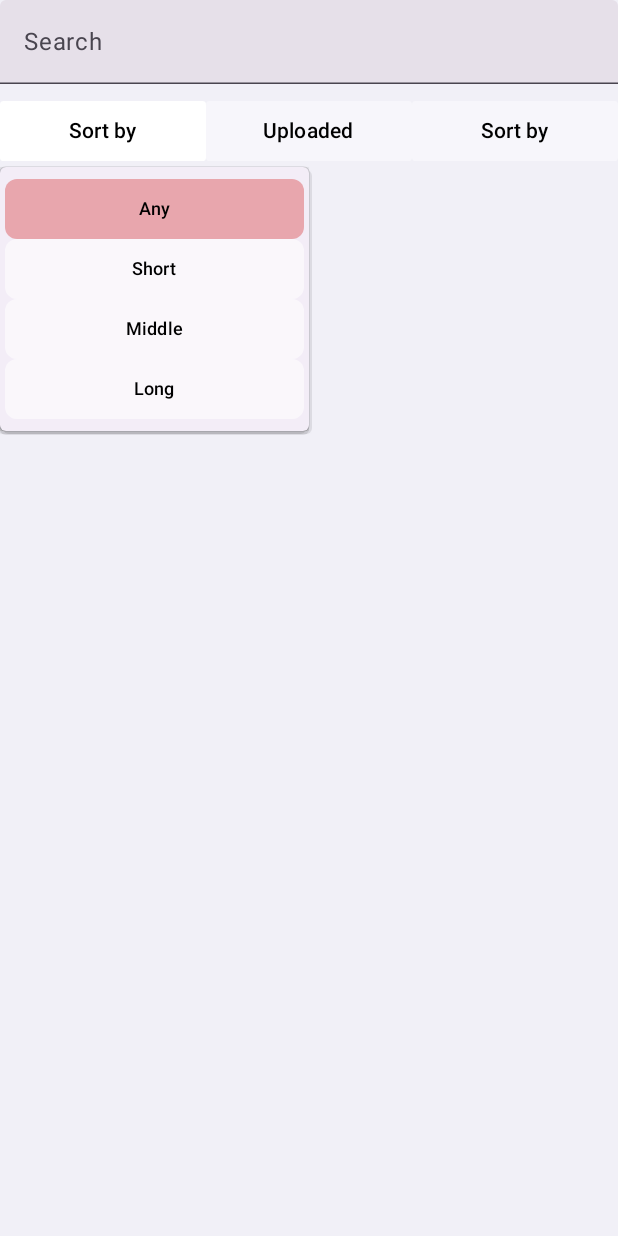
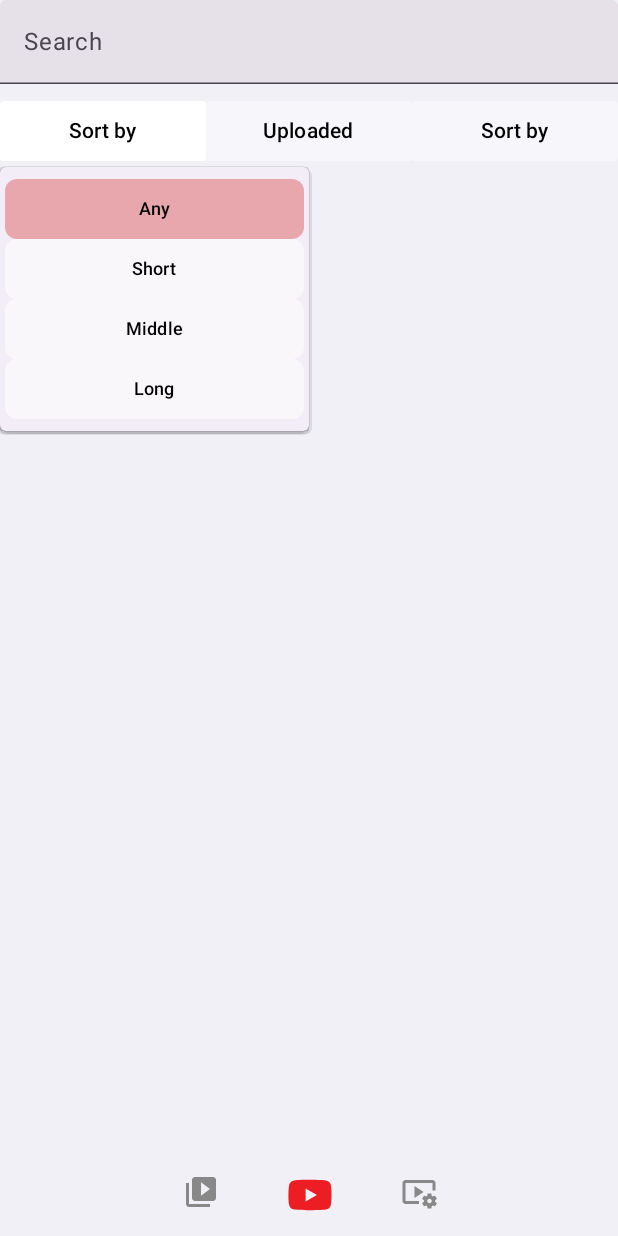
Before and after one commit to matttax/YouTubeDownloader, an Android app built with Jetpack Compose: the screen it shows after launch (MainActivity), after a tap on "Sort by", on a phone screen of 412 x 824 dp. Run offline under Robolectric (Android 15) with nearby library versions, the phone set to English and light mode, and no system bars; our stand-ins replace Dagger/Hilt's generated code; libraries missing offline, so code that uses them is left out: com.github.kiulian.downloader; 3 statements that could not run were skipped.

Commit message:
Navigation added

```diff
--- a/app/build.gradle
+++ b/app/build.gradle
@@ -67,6 +67,8 @@ dependencies {
     implementation 'androidx.compose.ui:ui-tooling-preview'
     implementation 'androidx.compose.material3:material3:1.1.2'
 
+    implementation "androidx.navigation:navigation-compose:2.7.6"
+
     implementation 'androidx.core:core-splashscreen:1.0.1'
     implementation 'com.github.sealedtx:java-youtube-downloader:3.2.3'
     implementation 'com.github.bumptech.glide:compose:1.0.0-beta01'
--- a/app/src/main/java/com/matttax/youtubedownloader/MainActivity.kt
+++ b/app/src/main/java/com/matttax/youtubedownloader/MainActivity.kt
@@ -2,88 +2,58 @@ package com.matttax.youtubedownloader
 
 import android.os.Bundle
 import androidx.activity.ComponentActivity
+import androidx.activity.compose.BackHandler
 import androidx.activity.compose.setContent
 import androidx.activity.viewModels
-import androidx.compose.material.icons.Icons
-import androidx.compose.material.icons.filled.*
-import androidx.compose.material.icons.outlined.*
-import androidx.compose.material3.*
+import androidx.compose.foundation.layout.*
+import androidx.compose.material3.Text
+import androidx.compose.ui.Modifier
 import androidx.core.splashscreen.SplashScreen.Companion.installSplashScreen
+import androidx.navigation.compose.NavHost
+import androidx.navigation.compose.composable
+import androidx.navigation.compose.rememberNavController
+import com.matttax.youtubedownloader.navigation.BottomNavigationItems
+import com.matttax.youtubedownloader.navigation.ui.BottomNavigationBar
 import com.matttax.youtubedownloader.youtube.presentation.SearchViewModel
-import com.matttax.youtubedownloader.core.ui.utils.BottomNavigationItem
 import com.matttax.youtubedownloader.youtube.presentation.ui.MediaData
 import dagger.hilt.android.AndroidEntryPoint
 
 @AndroidEntryPoint
 class MainActivity : ComponentActivity() {
 
-    private val bottomItems = listOf(
-        BottomNavigationItem(
-            title = "Search",
-            selectedIcon = Icons.Filled.Search,
-            unselectedIcon = Icons.Outlined.Search,
-        ),
-        BottomNavigationItem(
-            title = "Saved",
-            selectedIcon = Icons.Filled.Favorite,
-            unselectedIcon = Icons.Outlined.Favorite,
-        ),
-        BottomNavigationItem(
-            title = "Settings",
-            selectedIcon = Icons.Filled.Settings,
-            unselectedIcon = Icons.Outlined.Settings,
-        ),
-    )
-
-    @OptIn(ExperimentalMaterial3Api::class)
     override fun onCreate(savedInstanceState: Bundle?) {
         super.onCreate(savedInstanceState)
         installSplashScreen()
-        val viewModel: SearchViewModel by viewModels()
         setContent {
-            MediaData(viewModel)
-//            var selectedBottomItemIndex by rememberSaveable { mutableStateOf(0) }
-//            Scaffold(
-//                bottomBar = {
-//                    NavigationBar {
-//                        bottomItems.forEachIndexed { index, item ->
-//                            NavigationBarItem(
-//                                selected = selectedBottomItemIndex == index,
-//                                onClick = {
-//                                    selectedBottomItemIndex = index
-//                                    // navController.navigate(item.title)
-//                                },
-//                                label = {
-//                                    Text(text = item.title)
-//                                },
-//                                alwaysShowLabel = false,
-//                                icon = {
-//                                    BadgedBox(
-//                                        badge = {
-//                                            if (item.badgeCount != null) {
-//                                                Badge {
-//                                                    Text(text = item.badgeCount.toString())
-//                                                }
-//                                            } else if (item.hasNews) {
-//                                                Badge()
-//                                            }
-//                                        }
-//                                    ) {
-//                                        Icon(
-//                                            imageVector = if (index == selectedBottomItemIndex) {
-//                                                item.selectedIcon
-//                                            } else item.unselectedIcon,
-//                                            contentDescription = item.title
-//                                        )
-//                                    }
-//                                }
-//                            )
-//                        }
-//                    }
-//                },
-//            ) {
-//                MediaData(viewModel)
-//            }
+            val navController = rememberNavController()
+            val searchViewModel: SearchViewModel by viewModels()
+            Column {
+                NavHost(
+                    navController = navController,
+                    startDestination = BottomNavigationItems.YOUTUBE.routeName,
+                ) {
+                    composable(route = BottomNavigationItems.YOUTUBE.routeName) {
+                        MediaData(
+                            modifier = Modifier.fillMaxHeight(0.95f),
+                            viewModel = searchViewModel
+                        )
+                        BackHandler(true) {}
+                    }
+                    composable(route = BottomNavigationItems.LIBRARY.routeName) {
+                        Text(
+                            text = "Library"
+                        )
+                        BackHandler(true) {}
+                    }
+                    composable(route = BottomNavigationItems.SETTINGS.routeName) {
+                        Text(
+                            text = "Settings"
+                        )
+                        BackHandler(true) {}
+                    }
+                }
+                BottomNavigationBar(navController)
+            }
         }
     }
 }
--- a/app/src/main/java/com/matttax/youtubedownloader/core/ui/theme/Color.kt
+++ b/app/src/main/java/com/matttax/youtubedownloader/core/ui/theme/Color.kt
@@ -7,3 +7,4 @@ val Purple500 = Color(0xFF6200EE)
 val Purple700 = Color(0xFF3700B3)
 val Teal200 = Color(0xFF03DAC5)
 val LeafGreen = Color(0xFF30B700)
+val YouTubeRed = Color(0xFFED1D24)
--- /dev/null
+++ b/app/src/main/java/com/matttax/youtubedownloader/navigation/BottomNavigationItems.kt
@@ -0,0 +1,7 @@
+package com.matttax.youtubedownloader.navigation
+
+enum class BottomNavigationItems(val routeName: String) {
+    LIBRARY("library"),
+    YOUTUBE("youtube"),
+    SETTINGS("settings")
+}
--- /dev/null
+++ b/app/src/main/java/com/matttax/youtubedownloader/navigation/ui/BottomNavigation.kt
@@ -0,0 +1,61 @@
+package com.matttax.youtubedownloader.navigation.ui
+
+import androidx.compose.foundation.layout.Row
+import androidx.compose.foundation.layout.Spacer
+import androidx.compose.foundation.layout.fillMaxWidth
+import androidx.compose.foundation.layout.offset
+import androidx.compose.runtime.Composable
+import androidx.compose.runtime.getValue
+import androidx.compose.runtime.mutableStateOf
+import androidx.compose.runtime.saveable.rememberSaveable
+import androidx.compose.runtime.setValue
+import androidx.compose.ui.Alignment
+import androidx.compose.ui.Modifier
+import androidx.compose.ui.unit.dp
+import androidx.navigation.NavController
+import com.matttax.youtubedownloader.R
+import com.matttax.youtubedownloader.navigation.BottomNavigationItems
+
+@Composable
+fun BottomNavigationBar(navController: NavController) {
+    Row(
+        modifier = Modifier.fillMaxWidth(),
+        verticalAlignment = Alignment.Top
+    ) {
+        var selectedBottomItem by rememberSaveable { mutableStateOf(BottomNavigationItems.YOUTUBE) }
+
+        Spacer(modifier = Modifier.weight(0.4f))
+        BottomNavigationItem(
+            modifier = Modifier
+                .weight(0.3f),
+            drawableId = R.drawable.ic_library,
+            selectionCondition = { selectedBottomItem == BottomNavigationItems.LIBRARY },
+            onClick = {
+                selectedBottomItem = BottomNavigationItems.LIBRARY
+                navController.navigate(BottomNavigationItems.LIBRARY.routeName)
+            }
+        )
+        BottomNavigationItem(
+            modifier = Modifier
+                .weight(0.3f)
+                .offset(y = (-7).dp),
+            drawableId = R.drawable.ic_youtube,
+            selectionCondition = { selectedBottomItem == BottomNavigationItems.YOUTUBE },
+            onClick = {
+                selectedBottomItem = BottomNavigationItems.YOUTUBE
+                navController.navigate(BottomNavigationItems.YOUTUBE.routeName)
+            }
+        )
+        BottomNavigationItem(
+            modifier = Modifier
+                .weight(0.3f),
+            drawableId = R.drawable.ic_settings,
+            selectionCondition = { selectedBottomItem == BottomNavigationItems.SETTINGS },
+            onClick = {
+                selectedBottomItem = BottomNavigationItems.SETTINGS
+                navController.navigate(BottomNavigationItems.SETTINGS.routeName)
+            }
+        )
+        Spacer(modifier = Modifier.weight(0.4f))
+    }
+}
--- /dev/null
+++ b/app/src/main/java/com/matttax/youtubedownloader/navigation/ui/BottomNavigationItem.kt
@@ -0,0 +1,41 @@
+package com.matttax.youtubedownloader.navigation.ui
+
+import androidx.compose.foundation.Image
+import androidx.compose.foundation.clickable
+import androidx.compose.foundation.interaction.MutableInteractionSource
+import androidx.compose.material.ripple.rememberRipple
+import androidx.compose.runtime.Composable
+import androidx.compose.runtime.remember
+import androidx.compose.ui.Modifier
+import androidx.compose.ui.graphics.Color
+import androidx.compose.ui.graphics.ColorFilter
+import androidx.compose.ui.res.painterResource
+import androidx.compose.ui.unit.dp
+import com.matttax.youtubedownloader.core.ui.theme.YouTubeRed
+
+@Composable
+fun BottomNavigationItem(
+    modifier: Modifier,
+    drawableId: Int,
+    selectionCondition: () -> Boolean,
+    onClick: () -> Unit
+) {
+    Image(
+        modifier = modifier
+            .clickable(
+                onClick = onClick,
+                indication = rememberRipple(
+                    bounded = false,
+                    radius = 30.dp,
+                    color = Color.Unspecified
+                ),
+                interactionSource = remember { MutableInteractionSource() }
+            ),
+        painter = painterResource(drawableId),
+        contentDescription = null,
+        colorFilter =
+        if (selectionCondition())
+            ColorFilter.tint(YouTubeRed)
+        else ColorFilter.tint(Color.Gray)
+    )
+}
--- a/app/src/main/java/com/matttax/youtubedownloader/youtube/presentation/ui/MediaData.kt
+++ b/app/src/main/java/com/matttax/youtubedownloader/youtube/presentation/ui/MediaData.kt
@@ -16,7 +16,10 @@ import com.matttax.youtubedownloader.core.model.YoutubeVideoMetadata
 import com.matttax.youtubedownloader.youtube.presentation.SearchViewModel
 
 @Composable
-fun MediaData(viewModel: SearchViewModel) {
+fun MediaData(
+    modifier: Modifier,
+    viewModel: SearchViewModel
+) {
     val videoList by viewModel.videoList.collectAsState()
     val query by viewModel.searchText.collectAsState()
     val isSearching by viewModel.isSearching.collectAsState()
@@ -27,7 +30,9 @@ fun MediaData(viewModel: SearchViewModel) {
 
     val currentStreamable by viewModel.currentStreamable.collectAsState()
 
-    Column {
+    Column(
+        modifier = modifier
+    ) {
         TextField(
             modifier = Modifier.fillMaxWidth(),
             value = query,
--- /dev/null
+++ b/app/src/main/res/drawable/ic_library.xml
@@ -0,0 +1,5 @@
+<vector android:height="24dp" android:tint="#585858"
+    android:viewportHeight="24" android:viewportWidth="24"
+    android:width="24dp" xmlns:android="http://schemas.android.com/apk/res/android">
+    <path android:fillColor="@android:color/white" android:pathData="M4,6L2,6v14c0,1.1 0.9,2 2,2h14v-2L4,20L4,6zM20,2L8,2c-1.1,0 -2,0.9 -2,2v12c0,1.1 0.9,2 2,2h12c1.1,0 2,-0.9 2,-2L22,4c0,-1.1 -0.9,-2 -2,-2zM12,14.5v-9l6,4.5 -6,4.5z"/>
+</vector>
--- /dev/null
+++ b/app/src/main/res/drawable/ic_settings.xml
@@ -0,0 +1,7 @@
+<vector android:height="24dp" android:tint="#585858"
+    android:viewportHeight="24" android:viewportWidth="24"
+    android:width="24dp" xmlns:android="http://schemas.android.com/apk/res/android">
+    <path android:fillColor="@android:color/white" android:pathData="M3,6h18v5h2V6c0,-1.1 -0.9,-2 -2,-2H3C1.9,4 1,4.9 1,6v12c0,1.1 0.9,2 2,2h9v-2H3V6z"/>
+    <path android:fillColor="@android:color/white" android:pathData="M15,12l-6,-4l0,8z"/>
+    <path android:fillColor="@android:color/white" android:pathData="M22.71,18.43c0.03,-0.29 0.04,-0.58 0.01,-0.86l1.07,-0.85c0.1,-0.08 0.12,-0.21 0.06,-0.32l-1.03,-1.79c-0.06,-0.11 -0.19,-0.15 -0.31,-0.11L21.23,15c-0.23,-0.17 -0.48,-0.31 -0.75,-0.42l-0.2,-1.36C20.26,13.09 20.16,13 20.03,13h-2.07c-0.12,0 -0.23,0.09 -0.25,0.21l-0.2,1.36c-0.26,0.11 -0.51,0.26 -0.74,0.42l-1.28,-0.5c-0.12,-0.05 -0.25,0 -0.31,0.11l-1.03,1.79c-0.06,0.11 -0.04,0.24 0.06,0.32l1.07,0.86c-0.03,0.29 -0.04,0.58 -0.01,0.86l-1.07,0.85c-0.1,0.08 -0.12,0.21 -0.06,0.32l1.03,1.79c0.06,0.11 0.19,0.15 0.31,0.11l1.27,-0.5c0.23,0.17 0.48,0.31 0.75,0.42l0.2,1.36c0.02,0.12 0.12,0.21 0.25,0.21h2.07c0.12,0 0.23,-0.09 0.25,-0.21l0.2,-1.36c0.26,-0.11 0.51,-0.26 0.74,-0.42l1.28,0.5c0.12,0.05 0.25,0 0.31,-0.11l1.03,-1.79c0.06,-0.11 0.04,-0.24 -0.06,-0.32L22.71,18.43zM19,19.5c-0.83,0 -1.5,-0.67 -1.5,-1.5s0.67,-1.5 1.5,-1.5s1.5,0.67 1.5,1.5S19.83,19.5 19,19.5z"/>
+</vector>
--- /dev/null
+++ b/app/src/main/res/drawable/ic_youtube.xml
@@ -0,0 +1,9 @@
+<vector xmlns:android="http://schemas.android.com/apk/res/android"
+    android:width="512dp"
+    android:height="512dp"
+    android:viewportWidth="512"
+    android:viewportHeight="512">
+    <path
+        android:pathData="m427,169c-4,-15 -14,-22 -32,-31 -34,-9 -239,-10 -278,0 -15,4 -28,16 -32,31 -9,38 -10,135 0,174 4,15 17,27 32,31 36,10 241,10 278,0 15,-4 28,-16 32,-31 9,-36 9,-137 0,-174zM220,309v-106l93,53z"
+        android:fillColor="#585858"/>
+</vector>
```
